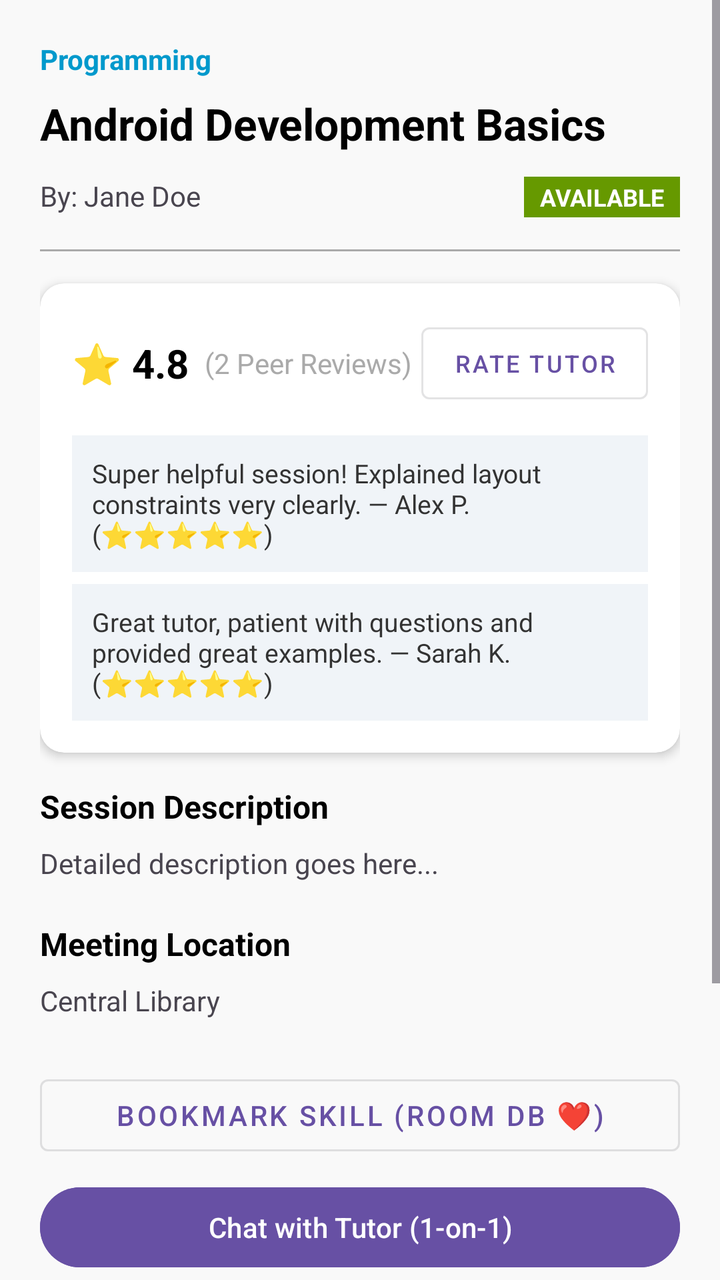
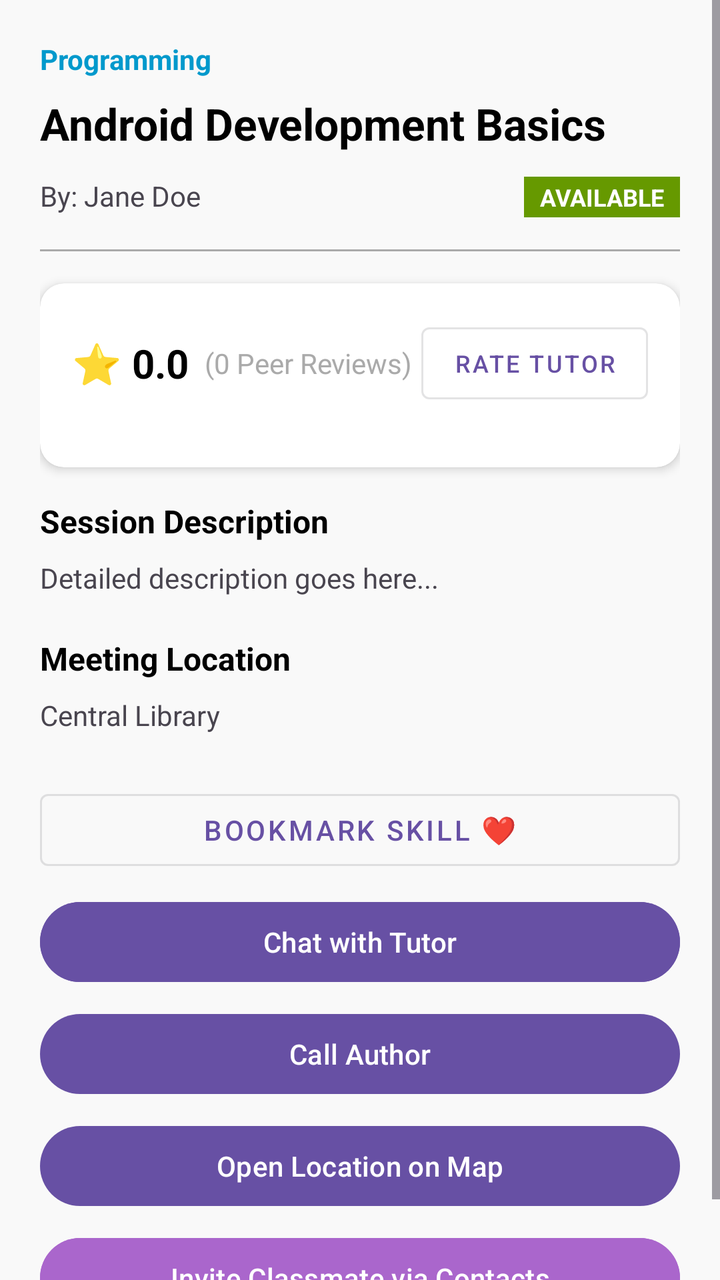

Screens rendered from an Android XML layout before and after an edit, with the pre-edit source and the edit as a unified diff.
<!-- AndroidManifest.xml: application theme Theme.SkillSwap -->
<!-- res/layout/activity_skill_detail.xml -->
<?xml version="1.0" encoding="utf-8"?>
<ScrollView xmlns:android="http://schemas.android.com/apk/res/android"
    xmlns:app="http://schemas.android.com/apk/res-auto"
    android:layout_width="match_parent"
    android:layout_height="match_parent"
    android:fillViewport="true"
    android:background="#F9F9F9">

    <LinearLayout
        android:layout_width="match_parent"
        android:layout_height="wrap_content"
        android:orientation="vertical"
        android:padding="20dp">

        <ImageView
            android:id="@+id/imgDetailPhoto"
            android:layout_width="match_parent"
            android:layout_height="200dp"
            android:layout_marginBottom="12dp"
            android:scaleType="centerCrop"
            android:visibility="gone"
            android:contentDescription="Skill Portfolio Photo" />

        <TextView
            android:id="@+id/tvDetailCategory"
            android:layout_width="wrap_content"
            android:layout_height="wrap_content"
            android:text="Programming"
            android:textColor="@android:color/holo_blue_dark"
            android:textSize="14sp"
            android:textStyle="bold" />

        <TextView
            android:id="@+id/tvDetailTitle"
            android:layout_width="match_parent"
            android:layout_height="wrap_content"
            android:layout_marginTop="8dp"
            android:text="Android Development Basics"
            android:textColor="@android:color/black"
            android:textSize="22sp"
            android:textStyle="bold" />

        <LinearLayout
            android:layout_width="match_parent"
            android:layout_height="wrap_content"
            android:layout_marginTop="12dp"
            android:orientation="horizontal">

            <TextView
                android:id="@+id/tvDetailAuthor"
                android:layout_width="0dp"
                android:layout_height="wrap_content"
                android:layout_weight="1"
                android:text="By: Jane Doe"
                android:textSize="14sp" />

            <TextView
                android:id="@+id/tvDetailStatus"
                android:layout_width="wrap_content"
                android:layout_height="wrap_content"
                android:background="@android:color/holo_green_dark"
                android:paddingStart="8dp"
                android:paddingEnd="8dp"
                android:paddingTop="2dp"
                android:paddingBottom="2dp"
                android:text="AVAILABLE"
                android:textColor="@android:color/white"
                android:textSize="12sp"
                android:textStyle="bold" />
        </LinearLayout>

        <View
            android:layout_width="match_parent"
            android:layout_height="1dp"
            android:layout_marginTop="16dp"
            android:layout_marginBottom="16dp"
            android:background="@android:color/darker_gray" />

        
        <androidx.cardview.widget.CardView
            android:layout_width="match_parent"
            android:layout_height="wrap_content"
            android:layout_marginBottom="16dp"
            app:cardCornerRadius="12dp"
            app:cardElevation="3dp">

            <LinearLayout
                android:layout_width="match_parent"
                android:layout_height="wrap_content"
                android:orientation="vertical"
                android:padding="16dp">

                <LinearLayout
                    android:layout_width="match_parent"
                    android:layout_height="wrap_content"
                    android:orientation="horizontal"
                    android:gravity="center_vertical">

                    <TextView
                        android:id="@+id/tvRatingScore"
                        android:layout_width="wrap_content"
                        android:layout_height="wrap_content"
                        android:text="⭐ 4.8"
                        android:textColor="@android:color/black"
                        android:textSize="20sp"
                        android:textStyle="bold" />

                    <TextView
                        android:id="@+id/tvReviewCount"
                        android:layout_width="0dp"
                        android:layout_height="wrap_content"
                        android:layout_weight="1"
                        android:layout_marginStart="8dp"
                        android:text="(2 Peer Reviews)"
                        android:textColor="@android:color/darker_gray"
                        android:textSize="14sp" />

                    <Button
                        android:id="@+id/btnRateSession"
                        android:layout_width="wrap_content"
                        android:layout_height="wrap_content"
                        style="@style/Widget.MaterialComponents.Button.OutlinedButton"
                        android:text="Rate Tutor"
                        android:textSize="12sp" />
                </LinearLayout>

                
                <LinearLayout
                    android:id="@+id/layoutReviewsContainer"
                    android:layout_width="match_parent"
                    android:layout_height="wrap_content"
                    android:layout_marginTop="12dp"
                    android:orientation="vertical">

                    <TextView
                        android:id="@+id/tvSampleReview1"
                        android:layout_width="match_parent"
                        android:layout_height="wrap_content"
                        android:background="#F0F4F8"
                        android:padding="10dp"
                        android:text="Super helpful session! Explained layout constraints very clearly. — Alex P. (⭐⭐⭐⭐⭐)"
                        android:textColor="#333333"
                        android:textSize="13sp" />

                    <TextView
                        android:id="@+id/tvSampleReview2"
                        android:layout_width="match_parent"
                        android:layout_height="wrap_content"
                        android:layout_marginTop="6dp"
                        android:background="#F0F4F8"
                        android:padding="10dp"
                        android:text="Great tutor, patient with questions and provided great examples. — Sarah K. (⭐⭐⭐⭐⭐)"
                        android:textColor="#333333"
                        android:textSize="13sp" />
                </LinearLayout>

            </LinearLayout>

        </androidx.cardview.widget.CardView>

        <TextView
            android:layout_width="match_parent"
            android:layout_height="wrap_content"
            android:text="Session Description"
            android:textStyle="bold"
            android:textSize="16sp"
            android:textColor="@android:color/black" />

        <TextView
            android:id="@+id/tvDetailDescription"
            android:layout_width="match_parent"
            android:layout_height="wrap_content"
            android:layout_marginTop="8dp"
            android:text="Detailed description goes here..."
            android:textSize="14sp"
            android:lineSpacingExtra="4dp" />

        <TextView
            android:layout_width="match_parent"
            android:layout_height="wrap_content"
            android:layout_marginTop="20dp"
            android:text="Meeting Location"
            android:textStyle="bold"
            android:textSize="16sp"
            android:textColor="@android:color/black" />

        <TextView
            android:id="@+id/tvDetailLocation"
            android:layout_width="match_parent"
            android:layout_height="wrap_content"
            android:layout_marginTop="8dp"
            android:text="Central Library"
            android:textSize="14sp" />

        <LinearLayout
            android:layout_width="match_parent"
            android:layout_height="wrap_content"
            android:layout_marginTop="24dp"
            android:orientation="vertical">

            <Button
                android:id="@+id/btnSaveSkill"
                style="@style/Widget.MaterialComponents.Button.OutlinedButton"
                android:layout_width="match_parent"
                android:layout_height="wrap_content"
                android:layout_marginBottom="8dp"
                android:text="Bookmark Skill (Room DB ❤️)" />

            <Button
                android:id="@+id/btnChatTutor"
                android:layout_width="match_parent"
                android:layout_height="wrap_content"
                android:backgroundTint="?attr/colorPrimary"
                android:textColor="@android:color/white"
                android:text="Chat with Tutor (1-on-1)" />

            <Button
                android:id="@+id/btnCall"
                android:layout_width="match_parent"
                android:layout_height="wrap_content"
                android:layout_marginTop="8dp"
                android:text="Call Author (Intent)" />

            <Button
                android:id="@+id/btnMap"
                android:layout_width="match_parent"
                android:layout_height="wrap_content"
                android:layout_marginTop="8dp"
                android:text="Open Location on Map (Intent)" />

            <Button
                android:id="@+id/btnInviteContact"
                android:layout_width="match_parent"
                android:layout_height="wrap_content"
                android:layout_marginTop="8dp"
                android:backgroundTint="@android:color/holo_purple"
                android:textColor="@android:color/white"
                android:text="Invite Classmate via Contacts (Content Provider)" />

            <Button
                android:id="@+id/btnDeleteSkill"
                android:layout_width="match_parent"
                android:layout_height="wrap_content"
                android:layout_marginTop="8dp"
                android:backgroundTint="@android:color/holo_red_dark"
                android:textColor="@android:color/white"
                android:visibility="gone"
                android:text="🗑️ Delete Skill Post" />
        </LinearLayout>

    </LinearLayout>
</ScrollView>
<!-- resources referenced by this layout -->
<resources>
  <style name="Theme.SkillSwap" parent="Base.Theme.SkillSwap" />
  <style name="Base.Theme.SkillSwap" parent="Theme.Material3.DayNight.NoActionBar">
          
          
      </style>
</resources>

<!-- the commit's change to res/layout/activity_skill_detail.xml (unified diff, before → after) -->
@@ -100,7 +100,7 @@
                         android:id="@+id/tvRatingScore"
                         android:layout_width="wrap_content"
                         android:layout_height="wrap_content"
-                        android:text="⭐ 4.8"
+                        android:text="⭐ 0.0"
                         android:textColor="@android:color/black"
                         android:textSize="20sp"
                         android:textStyle="bold" />
@@ -111,7 +111,7 @@
                         android:layout_height="wrap_content"
                         android:layout_weight="1"
                         android:layout_marginStart="8dp"
-                        android:text="(2 Peer Reviews)"
+                        android:text="(0 Peer Reviews)"
                         android:textColor="@android:color/darker_gray"
                         android:textSize="14sp" />
 
@@ -130,29 +130,7 @@
                     android:layout_width="match_parent"
                     android:layout_height="wrap_content"
                     android:layout_marginTop="12dp"
-                    android:orientation="vertical">
-
-                    <TextView
-                        android:id="@+id/tvSampleReview1"
-                        android:layout_width="match_parent"
-                        android:layout_height="wrap_content"
-                        android:background="#F0F4F8"
-                        android:padding="10dp"
-                        android:text="Super helpful session! Explained layout constraints very clearly. — Alex P. (⭐⭐⭐⭐⭐)"
-                        android:textColor="#333333"
-                        android:textSize="13sp" />
-
-                    <TextView
-                        android:id="@+id/tvSampleReview2"
-                        android:layout_width="match_parent"
-                        android:layout_height="wrap_content"
-                        android:layout_marginTop="6dp"
-                        android:background="#F0F4F8"
-                        android:padding="10dp"
-                        android:text="Great tutor, patient with questions and provided great examples. — Sarah K. (⭐⭐⭐⭐⭐)"
-                        android:textColor="#333333"
-                        android:textSize="13sp" />
-                </LinearLayout>
+                    android:orientation="vertical" />
 
             </LinearLayout>
 
@@ -204,7 +182,7 @@
                 android:layout_width="match_parent"
                 android:layout_height="wrap_content"
                 android:layout_marginBottom="8dp"
-                android:text="Bookmark Skill (Room DB ❤️)" />
+                android:text="Bookmark Skill ❤️" />
 
             <Button
                 android:id="@+id/btnChatTutor"
@@ -212,21 +190,21 @@
                 android:layout_height="wrap_content"
                 android:backgroundTint="?attr/colorPrimary"
                 android:textColor="@android:color/white"
-                android:text="Chat with Tutor (1-on-1)" />
+                android:text="Chat with Tutor" />
 
             <Button
                 android:id="@+id/btnCall"
                 android:layout_width="match_parent"
                 android:layout_height="wrap_content"
                 android:layout_marginTop="8dp"
-                android:text="Call Author (Intent)" />
+                android:text="Call Author" />
 
             <Button
                 android:id="@+id/btnMap"
                 android:layout_width="match_parent"
                 android:layout_height="wrap_content"
                 android:layout_marginTop="8dp"
-                android:text="Open Location on Map (Intent)" />
+                android:text="Open Location on Map" />
 
             <Button
                 android:id="@+id/btnInviteContact"
@@ -235,7 +213,7 @@
                 android:layout_marginTop="8dp"
                 android:backgroundTint="@android:color/holo_purple"
                 android:textColor="@android:color/white"
-                android:text="Invite Classmate via Contacts (Content Provider)" />
+                android:text="Invite Classmate via Contacts" />
 
             <Button
                 android:id="@+id/btnDeleteSkill"
